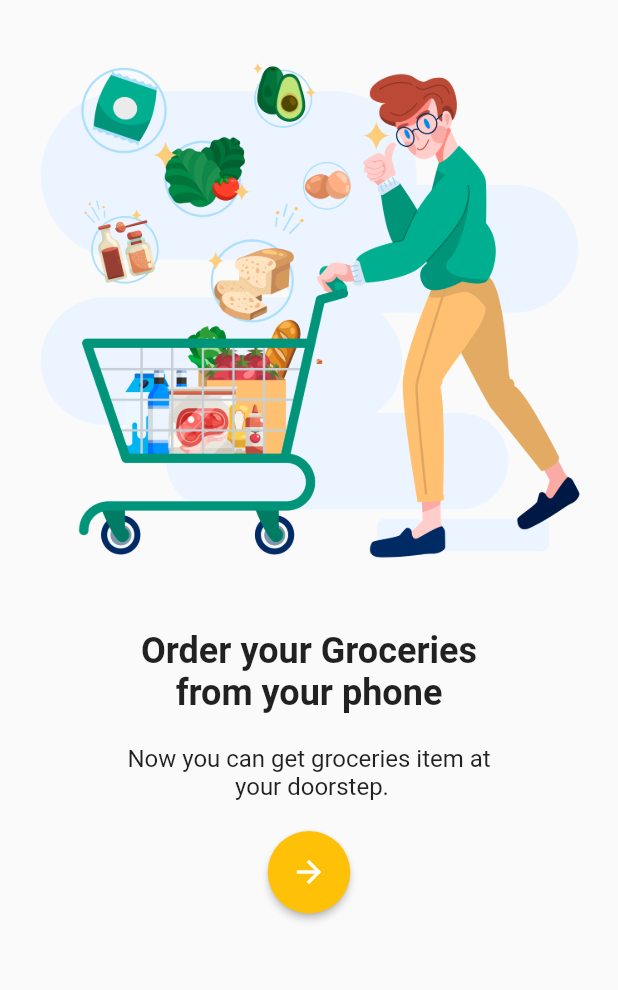
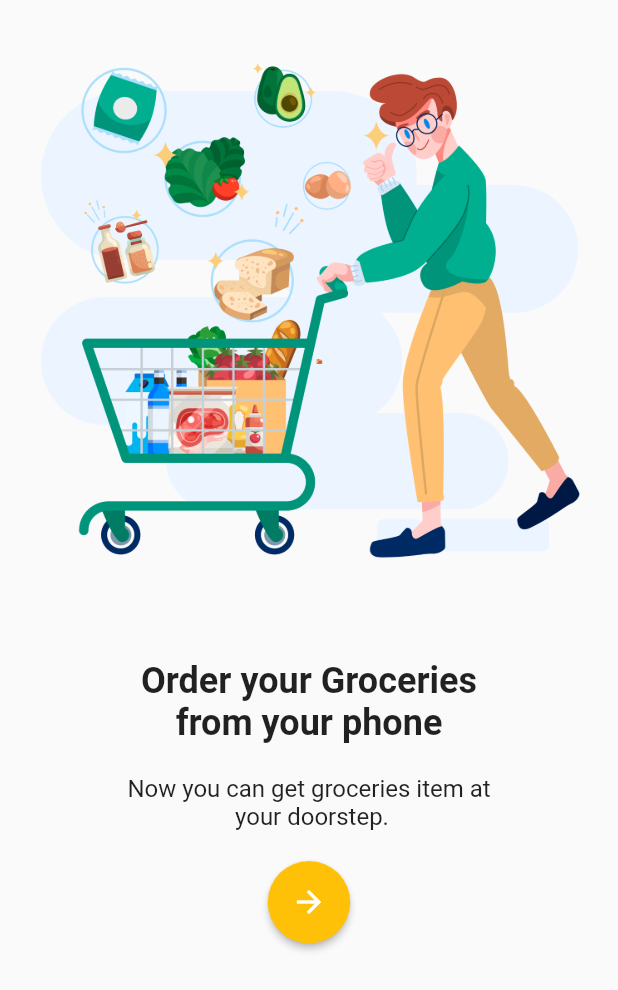
Before and after one commit to Vaibhavyadav350/EpicureEase, a Flutter app: the SecondPage screen opened directly, on a phone screen of 412 x 824 dp. Shown: the top 990 px of the screen. Run offline on Flutter 3.47's test engine with Material 2 defaults, Android fonts, the phone set to English and light mode, and no system bars.

Commit message:
second commit

```diff
--- a/lib/pages/second..dart
+++ b/lib/pages/second..dart
@@ -14,6 +14,8 @@ class SecondPage extends StatelessWidget {
             children: [
               Image.asset("assets/images/ill1.png"),
               SizedBox(
+                height: 20,
+              ),SizedBox(
                 height: 20,
               ),
               Text(
```
